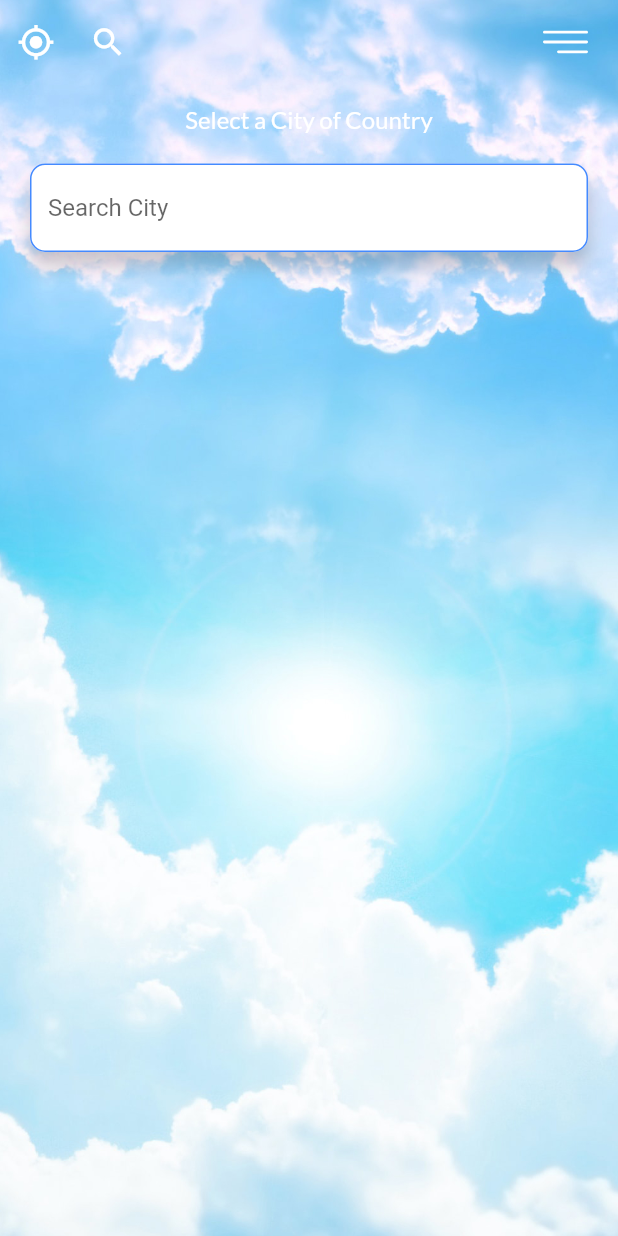
After one commit to ikimukti/tenkeyoho, a Flutter app: the WeatherSearchScreen screen opened by its route, on a phone screen of 412 x 824 dp. The commit adds this screen. Run offline on Flutter 3.47's test engine with Material 2 defaults, Android fonts, the phone set to English and light mode, and no system bars; drawn by our look-alikes of searchfield; our stand-ins replace dio, flutter_svg, geocoding, geolocator, google_fonts, sqflite; missing offline and left inert: transformer_page_view; accounts and stored records are empty.

Commit message:
update terkini

```diff
--- a/lib/main.dart
+++ b/lib/main.dart
@@ -5,6 +5,7 @@ import 'package:tenkoyoho2/screen/splash_screen.dart';
 import 'package:tenkoyoho2/screen/weather_detail_screen.dart';
 import 'package:tenkoyoho2/screen/weather_indonesia_screen.dart';
 import 'package:tenkoyoho2/screen/weather_indonesia_viewmodel.dart';
+import 'package:tenkoyoho2/screen/weather_search_screen.dart';
 import 'package:tenkoyoho2/screen/weather_world_viewmodel.dart';
 import 'package:tenkoyoho2/screen/weather_user_viewmodel.dart';
 import 'package:tenkoyoho2/screen/weather_viewmodel.dart';
@@ -80,6 +81,8 @@ class MyApp extends StatelessWidget {
             return routeBuilder(const SplashScreen(), set);
           case WeatherDetailScreen.route:
             return routeBuilder(const WeatherDetailScreen(), set);
+          case WeatherSearchScreen.route:
+            return routeBuilder(const WeatherSearchScreen(), set);
           default:
             return routeBuilder(const WeatherAppScreen(), set);
         }
--- a/lib/model/data/static_data.dart
+++ b/lib/model/data/static_data.dart
@@ -153,4 +153,10 @@ class StaticData {
       'bg': 'assets/UnknownPrecipitation.jpg',
     },
   ];
+  static const List<String> country = [
+    'Afghanistan',
+    'Albania',
+    'Algeria',
+    'Andorra',
+  ];
 }
--- a/lib/screen/weather_app.dart
+++ b/lib/screen/weather_app.dart
@@ -6,6 +6,7 @@ import 'package:provider/provider.dart';
 // import 'package:transformer_page_view/transformer_page_view.dart';
 import 'package:tenkoyoho2/model/data/static_data.dart';
 import 'package:tenkoyoho2/screen/weather_detail_screen.dart';
+import 'package:tenkoyoho2/screen/weather_search_screen.dart';
 // import 'package:tenkoyoho2/model/weather_locations.dart';
 import 'package:tenkoyoho2/screen/weather_user_viewmodel.dart';
 import 'package:tenkoyoho2/screen/weather_viewmodel.dart';
@@ -49,7 +50,8 @@ class _WeatherAppScreenState extends State<WeatherAppScreen> {
   // int _currentPage = 0;
   late String bgImg;
   bool add = true;
-
+  final double? _currentLeadingWidth = 100;
+  bool search = false;
   @override
   initState() {
     super.initState();
@@ -117,7 +119,6 @@ class _WeatherAppScreenState extends State<WeatherAppScreen> {
   // }
 
   final GlobalKey<ScaffoldState> _scaffoldKey = GlobalKey<ScaffoldState>();
-
   @override
   Widget build(BuildContext context) {
     final weatherViewModel = Provider.of<WeatherViewModel>(context);
@@ -221,7 +222,7 @@ class _WeatherAppScreenState extends State<WeatherAppScreen> {
         title: const Text(''),
         backgroundColor: Colors.transparent,
         automaticallyImplyLeading: false,
-        leadingWidth: 100,
+        leadingWidth: _currentLeadingWidth,
         elevation: 0,
         leading: Row(
           mainAxisSize: MainAxisSize.min,
@@ -246,7 +247,12 @@ class _WeatherAppScreenState extends State<WeatherAppScreen> {
                 color: Colors.white,
                 size: 25,
               ),
-              onPressed: () {},
+              onPressed: () {
+                Navigator.pushNamed(
+                  context,
+                  WeatherSearchScreen.route,
+                );
+              },
             ),
           ],
         ),
--- /dev/null
+++ b/lib/screen/weather_search_screen.dart
@@ -0,0 +1,193 @@
+import 'package:flutter/material.dart';
+import 'package:flutter_svg/flutter_svg.dart';
+import 'package:google_fonts/google_fonts.dart';
+import 'package:searchfield/searchfield.dart';
+import 'package:tenkoyoho2/model/data/static_data.dart';
+import 'package:tenkoyoho2/screen/weather_app.dart';
+import 'package:tenkoyoho2/widget/navigation_drawer.dart';
+
+class WeatherSearchScreen extends StatefulWidget {
+  const WeatherSearchScreen({Key? key}) : super(key: key);
+  static const String route = '/weather_search';
+
+  @override
+  State<WeatherSearchScreen> createState() => _WeatherSearchScreenState();
+}
+
+class _WeatherSearchScreenState extends State<WeatherSearchScreen> {
+  final GlobalKey<ScaffoldState> _scaffoldKey = GlobalKey<ScaffoldState>();
+
+  List<String> country = StaticData.country;
+  String? selectedCountry;
+  @override
+  Widget build(BuildContext context) {
+    return Scaffold(
+      key: _scaffoldKey,
+      endDrawer: const NavigationDrawerWidget(),
+      extendBodyBehindAppBar: true,
+      appBar: AppBar(
+        title: const Text(''),
+        backgroundColor: Colors.transparent,
+        automaticallyImplyLeading: false,
+        leadingWidth: 100,
+        elevation: 0,
+        leading: Row(
+          mainAxisSize: MainAxisSize.min,
+          children: <Widget>[
+            IconButton(
+              icon: const Icon(
+                Icons.my_location,
+                color: Colors.white,
+                size: 25,
+              ),
+              onPressed: () {
+                Navigator.pushNamedAndRemoveUntil(
+                  context,
+                  WeatherAppScreen.route,
+                  (Route<dynamic> route) => false,
+                );
+              },
+            ),
+            IconButton(
+              icon: const Icon(
+                Icons.search,
+                color: Colors.white,
+                size: 25,
+              ),
+              onPressed: () {
+                Navigator.pushNamed(
+                  context,
+                  WeatherSearchScreen.route,
+                );
+              },
+            ),
+          ],
+        ),
+        actions: [
+          Container(
+            margin: const EdgeInsets.fromLTRB(0, 0, 20, 0),
+            child: GestureDetector(
+              onTap: () {
+                // ignore: avoid_print
+                print('Tapped Menu');
+                _scaffoldKey.currentState?.openEndDrawer();
+              },
+              child: SvgPicture.asset(
+                'assets/menu.svg',
+                height: 30,
+                width: 30,
+                color: Colors.white,
+              ),
+            ),
+          )
+        ],
+      ),
+      // ignore: avoid_unnecessary_containers
+      body: Container(
+        child: Stack(
+          children: [
+            AnimatedContainer(
+              height: MediaQuery.of(context).size.height,
+              duration: const Duration(milliseconds: 100),
+              child: Image.asset(
+                'assets/sunny.jpg',
+                fit: BoxFit.cover,
+                height: double.infinity,
+                width: double.infinity,
+              ),
+            ),
+            SingleChildScrollView(
+              child: Container(
+                decoration: BoxDecoration(
+                  gradient: LinearGradient(
+                    begin: Alignment.topCenter,
+                    end: Alignment.bottomCenter,
+                    colors: [
+                      Colors.black.withOpacity(0.4),
+                      Colors.black.withOpacity(0.2),
+                    ],
+                  ),
+                ),
+              ),
+            ),
+            Container(
+              padding: const EdgeInsets.only(top: 50),
+              child: Column(
+                children: [
+                  SizedBox(
+                    width: double.infinity,
+                    height: MediaQuery.of(context).size.height * 0.3,
+                    child: Column(
+                      mainAxisAlignment: MainAxisAlignment.start,
+                      crossAxisAlignment: CrossAxisAlignment.center,
+                      children: [
+                        Padding(
+                          padding: const EdgeInsets.all(20),
+                          child: Text(
+                            'Select a City of Country',
+                            style: GoogleFonts.lato(
+                              fontSize: 16,
+                              color: Colors.white,
+                            ),
+                          ),
+                        ),
+                        Container(
+                          margin: const EdgeInsets.symmetric(
+                            horizontal: 20,
+                          ),
+                          decoration: BoxDecoration(
+                            color: Colors.white,
+                            borderRadius: BorderRadius.circular(10),
+                            boxShadow: [
+                              BoxShadow(
+                                color: Colors.black.withOpacity(0.2),
+                                blurRadius: 10,
+                                offset: const Offset(0, 10),
+                              ),
+                            ],
+                          ),
+                          child: SearchField<String>(
+                            maxSuggestionsInViewPort: 3,
+                            hint: 'Search City',
+                            searchInputDecoration: InputDecoration(
+                              enabledBorder: OutlineInputBorder(
+                                borderSide: const BorderSide(
+                                  color: Colors.blueAccent,
+                                  width: 1,
+                                ),
+                                borderRadius: BorderRadius.circular(10),
+                              ),
+                              focusedBorder: OutlineInputBorder(
+                                borderSide: const BorderSide(
+                                  color: Colors.blueAccent,
+                                  width: 2,
+                                ),
+                                borderRadius: BorderRadius.circular(10),
+                              ),
+                            ),
+                            suggestionItemDecoration: BoxDecoration(
+                              color: Colors.white,
+                              borderRadius: BorderRadius.circular(10),
+                            ),
+                            onSuggestionTap: (value) {
+                              setState(() {
+                                selectedCountry = 'a';
+                              });
+                            },
+                            suggestions: country
+                                .map((e) => SearchFieldListItem<String>(e))
+                                .toList(),
+                          ),
+                        )
+                      ],
+                    ),
+                  ),
+                ],
+              ),
+            )
+          ],
+        ),
+      ),
+    );
+  }
+}
--- a/lib/screen/weather_user_viewmodel.dart
+++ b/lib/screen/weather_user_viewmodel.dart
@@ -1,6 +1,13 @@
 import 'package:flutter/material.dart';
 import 'package:tenkoyoho2/model/api/weather_user_api.dart';
 import 'package:tenkoyoho2/model/weather_model.dart';
+
+enum WeatherUserViewState {
+  idle,
+  loading,
+  loaded,
+  error,
+}
 
 class WeatherUserViewModel with ChangeNotifier {
   final WeatherModel _weathers = WeatherModel(
--- a/pubspec.yaml
+++ b/pubspec.yaml
@@ -41,6 +41,7 @@ dependencies:
   geocoding: ^2.0.4
   geolocator: ^8.2.0
   intl: ^0.17.0
+  searchfield: ^0.6.4
 
   # The following adds the Cupertino Icons font to your application.
   # Use with the CupertinoIcons class for iOS style icons.
```
Also changed, not shown: pubspec.lock, 1 other file.
